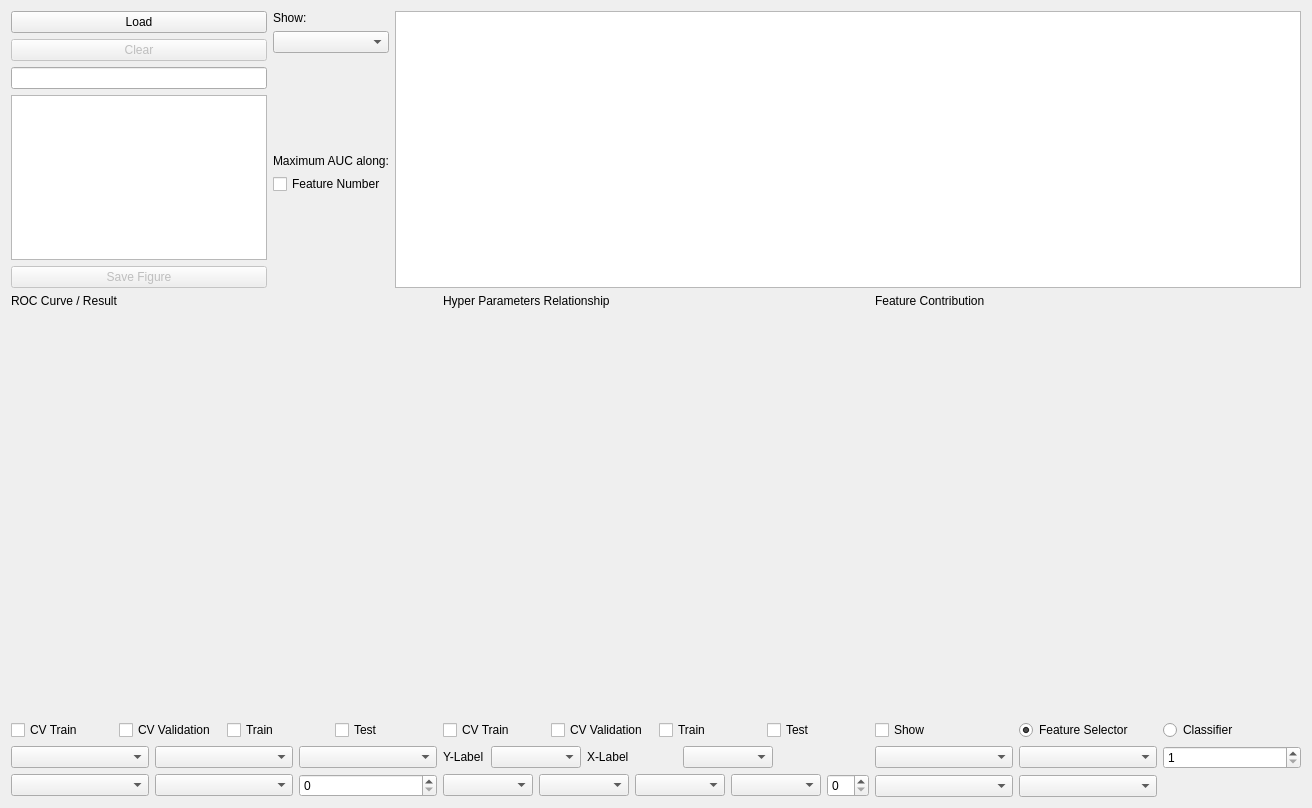
salan668/FAE, file GUI/Visualization.ui: the form before one commit.
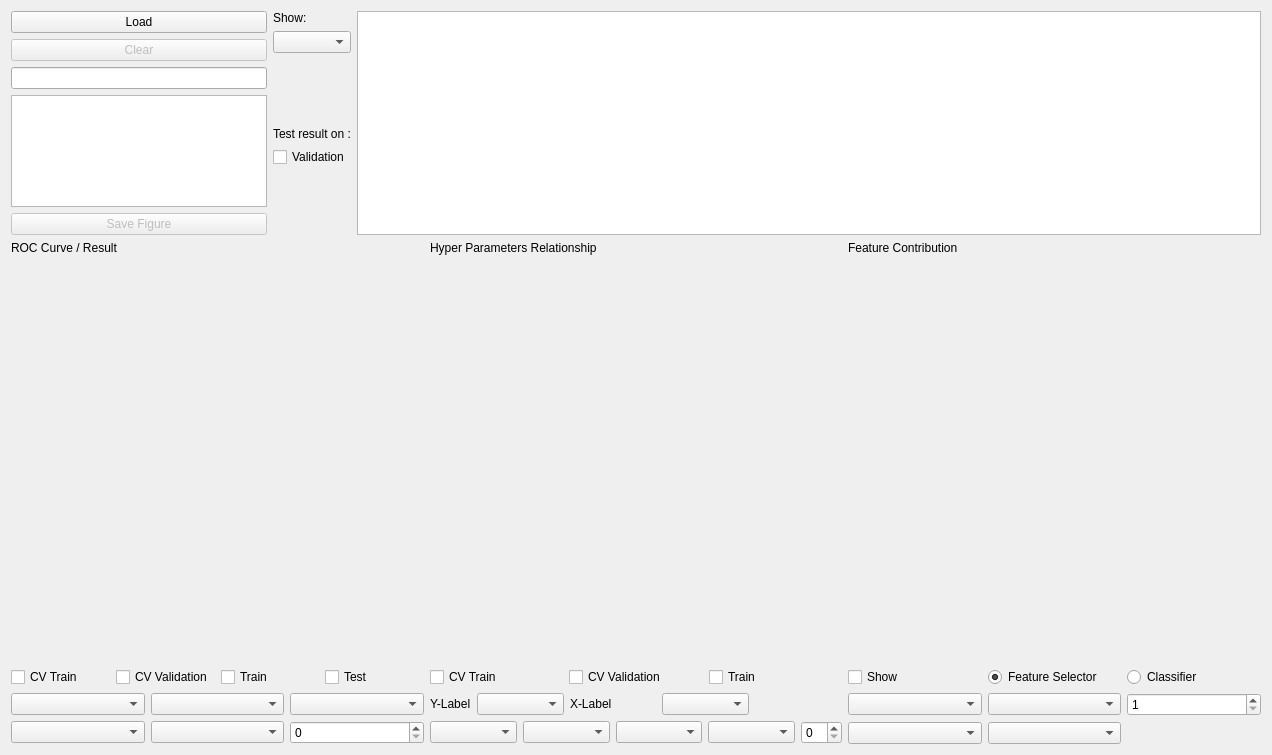
The form after the commit. Custom widgets are drawn as their Qt base class.

Commit message: Remove Test result

What changed in the file:
```diff
--- a/GUI/Visualization.ui
+++ b/GUI/Visualization.ui
@@ -6,8 +6,8 @@
    <rect>
     <x>0</x>
     <y>0</y>
-    <width>1312</width>
-    <height>808</height>
+    <width>1272</width>
+    <height>755</height>
    </rect>
   </property>
   <property name="windowTitle">
@@ -85,14 +85,14 @@
            <item>
             <widget class="QLabel" name="label">
              <property name="text">
-              <string>Maximum AUC along:</string>
+              <string>Test result on :</string>
              </property>
             </widget>
            </item>
            <item>
             <widget class="QCheckBox" name="checkMaxFeatureNumber">
              <property name="text">
-              <string>Feature Number</string>
+              <string>Validation</string>
              </property>
             </widget>
            </item>
@@ -237,13 +237,6 @@
              </property>
             </widget>
            </item>
-           <item>
-            <widget class="QCheckBox" name="checkPlotTest">
-             <property name="text">
-              <string>Test</string>
-             </property>
-            </widget>
-           </item>
           </layout>
          </item>
          <item>
```
The commit also changes 3 other files.
